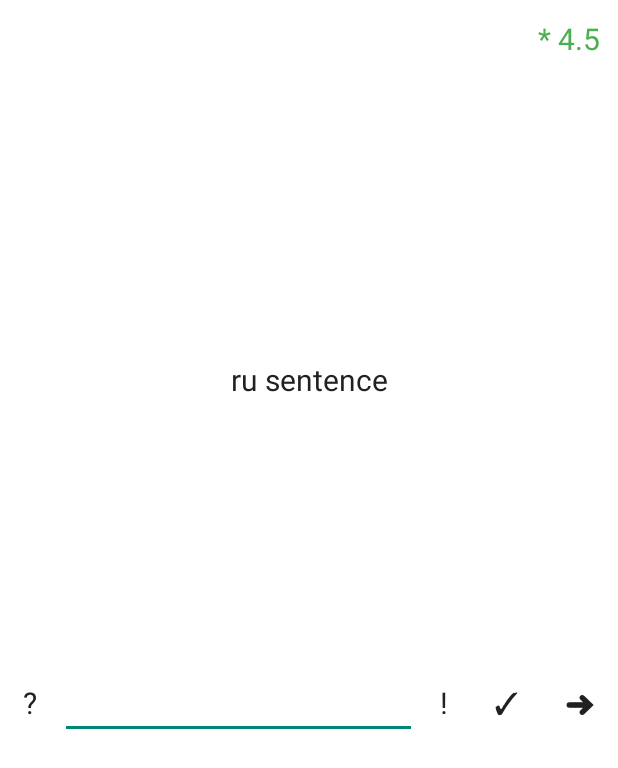
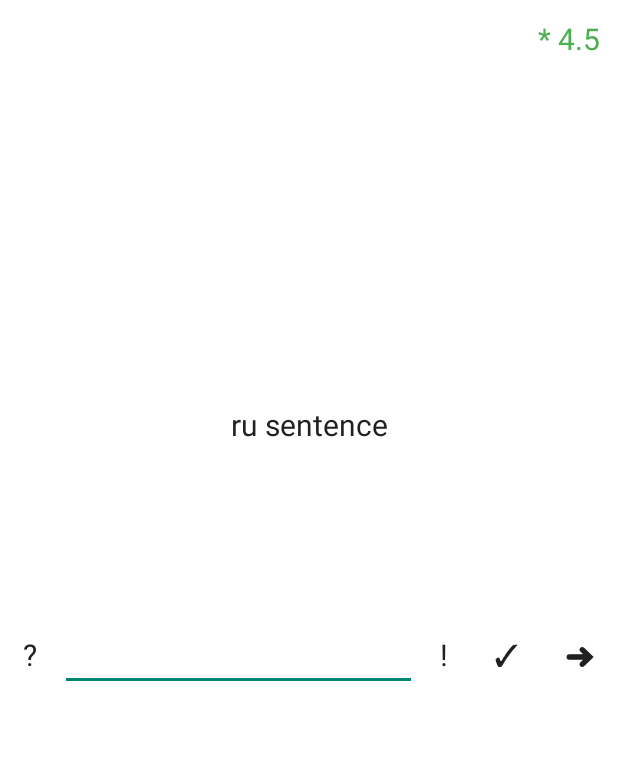
Before and after one commit to adobysh/trainer, an Android app: the layout activity_level_hard.xml on its own in the app's theme, with its tools: preview values and no code run, on a phone screen of 412 x 824 dp. Shown: the top 768 px of the screen. Run offline under Robolectric (Android 15) with nearby library versions, the phone set to English and light mode, and no system bars.

Commit message:
close #4 fix hiding elements

```diff
--- a/app/src/main/res/layout/activity_level_hard.xml
+++ b/app/src/main/res/layout/activity_level_hard.xml
@@ -9,10 +9,6 @@
         android:layout_height="0dp"
         android:layout_weight="1"
         layout="@layout/level_header"/>
-
-    <FrameLayout
-        android:layout_width="match_parent"
-        android:layout_height="@dimen/divider_hard_mode"/>
 
     <LinearLayout
         android:layout_width="match_parent"
--- a/app/src/main/res/layout/level_header.xml
+++ b/app/src/main/res/layout/level_header.xml
@@ -7,7 +7,7 @@
         style="@style/TextLittleBlack"
         android:id="@+id/tvScore"
         android:layout_width="match_parent"
-        android:layout_height="0dp"
+        android:layout_height="wrap_content"
         android:layout_weight="1"
         android:paddingRight="12dp"
         android:paddingTop="12dp"
@@ -19,7 +19,7 @@
         style="@style/TextLittleBlack"
         android:id="@+id/textView1"
         android:layout_width="match_parent"
-        android:layout_height="0dp"
+        android:layout_height="wrap_content"
         android:layout_weight="2"
         android:gravity="center"
         android:text="ru sentence"/>
```
